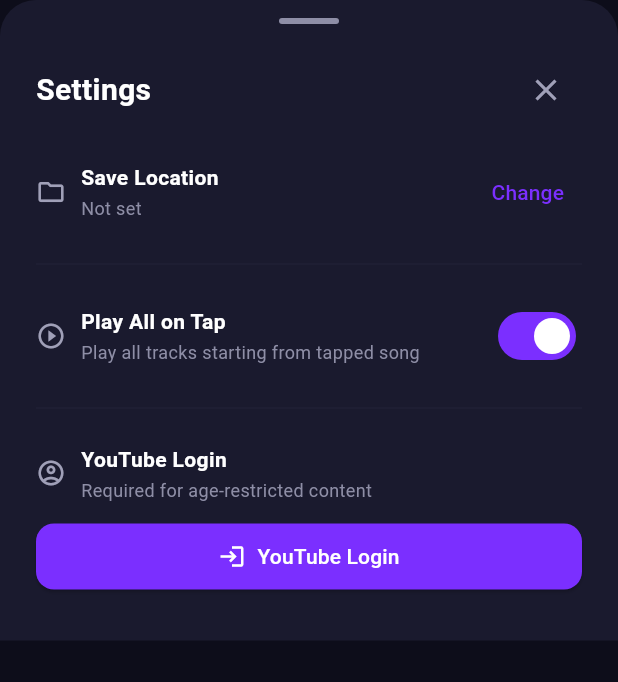
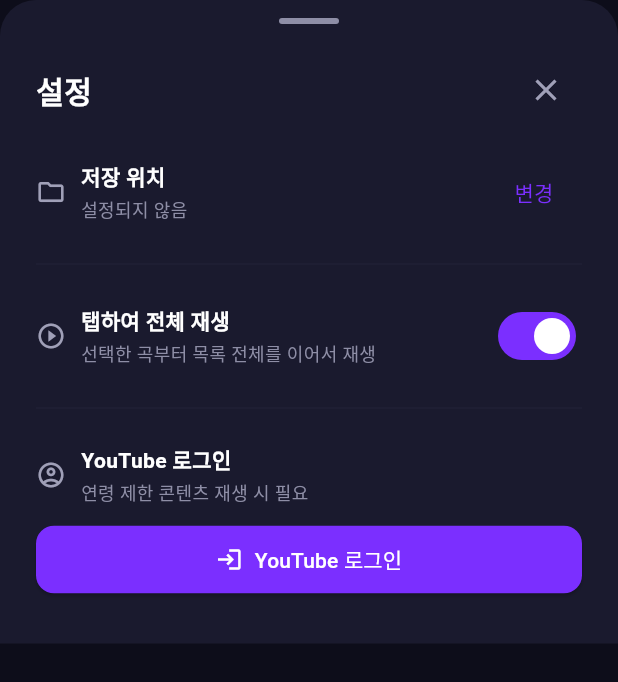
Before and after one commit to sinabin/MyMusicApp, a Flutter app: the SettingsBottomSheet widget shown alone on an empty page, opened directly, on a phone screen of 412 x 824 dp. Shown: the top 682 px of the screen. Run offline on Flutter 3.47's test engine with Material 3 defaults, Android fonts, the phone set to English and light mode, and no system bars; our stand-ins replace audio_service, cached_network_image, file_picker, flutter_animate, flutter_secure_storage, google_fonts and 7 more; missing offline and left inert: audio_session, youtube_explode_dart; accounts and stored records are empty; statements that could not run were skipped.

Commit message:
feat: Settings 화면 한국어화

```diff
--- a/lib/widgets/settings_bottom_sheet.dart
+++ b/lib/widgets/settings_bottom_sheet.dart
@@ -56,7 +56,7 @@
                     mainAxisAlignment: MainAxisAlignment.spaceBetween,
                     children: [
                       const Text(
-                        'Settings',
+                        '설정',
                         style: TextStyle(
                           color: AppColors.textPrimary,
                           fontSize: 20,
@@ -81,7 +81,7 @@
                           crossAxisAlignment: CrossAxisAlignment.start,
                           children: [
                             const Text(
-                              'Save Location',
+                              '저장 위치',
                               style: TextStyle(
                                 color: AppColors.textPrimary,
                                 fontSize: 14,
@@ -91,7 +91,7 @@
                             const SizedBox(height: 2),
                             Text(
                               settings.settings.savePath.isEmpty
-                                  ? 'Not set'
+                                  ? '설정되지 않음'
                                   : settings.settings.savePath,
                               style: const TextStyle(
                                 color: AppColors.textTertiary,
@@ -110,7 +110,7 @@
                             settings.setSavePath(path);
                           }
                         },
-                        child: const Text('Change'),
+                        child: const Text('변경'),
                       ),
                     ],
                   ),
@@ -129,7 +129,7 @@
                           crossAxisAlignment: CrossAxisAlignment.start,
                           children: [
                             Text(
-                              'Play All on Tap',
+                              '탭하여 전체 재생',
                               style: TextStyle(
                                 color: AppColors.textPrimary,
                                 fontSize: 14,
@@ -138,7 +138,7 @@
                             ),
                             SizedBox(height: 2),
                             Text(
-                              'Play all tracks starting from tapped song',
+                              '선택한 곡부터 목록 전체를 이어서 재생',
                               style: TextStyle(
                                 color: AppColors.textTertiary,
                                 fontSize: 12,
@@ -189,7 +189,7 @@
                 crossAxisAlignment: CrossAxisAlignment.start,
                 children: [
                   const Text(
-                    'YouTube Login',
+                    'YouTube 로그인',
                     style: TextStyle(
                       color: AppColors.textPrimary,
                       fontSize: 14,
@@ -199,8 +199,8 @@
                   const SizedBox(height: 2),
                   Text(
                     isLoggedIn
-                        ? settings.settings.userEmail ?? 'Logged in'
-                        : 'Required for age-restricted content',
+                        ? settings.settings.userEmail ?? '로그인됨'
+                        : '연령 제한 콘텐츠 재생 시 필요',
                     style: const TextStyle(
                       color: AppColors.textTertiary,
                       fontSize: 12,
@@ -218,7 +218,7 @@
               ? OutlinedButton.icon(
                   onPressed: () => settings.logout(),
                   icon: const Icon(Icons.logout, size: 18),
-                  label: const Text('Logout'),
+                  label: const Text('로그아웃'),
                   style: OutlinedButton.styleFrom(
                     foregroundColor: AppColors.error,
                     side: const BorderSide(color: AppColors.error),
@@ -242,7 +242,7 @@
                     }
                   },
                   icon: const Icon(Icons.login, size: 18),
-                  label: const Text('YouTube Login'),
+                  label: const Text('YouTube 로그인'),
                   style: ElevatedButton.styleFrom(
                     backgroundColor: AppColors.primary,
                     foregroundColor: Colors.white,
```
